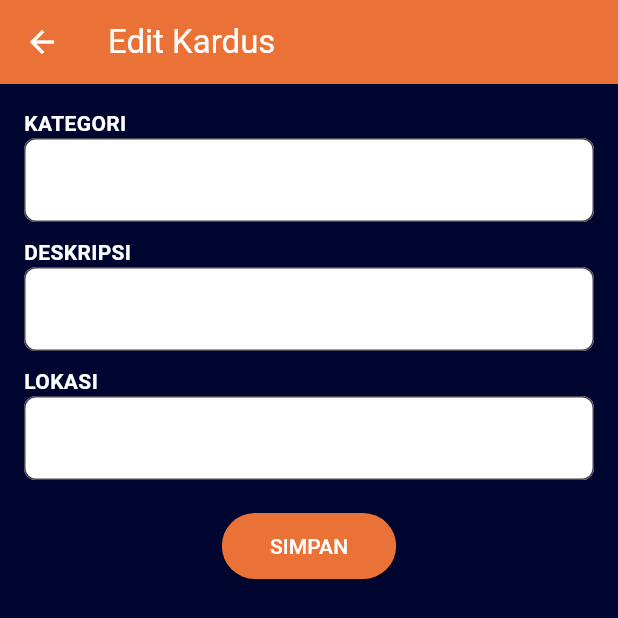
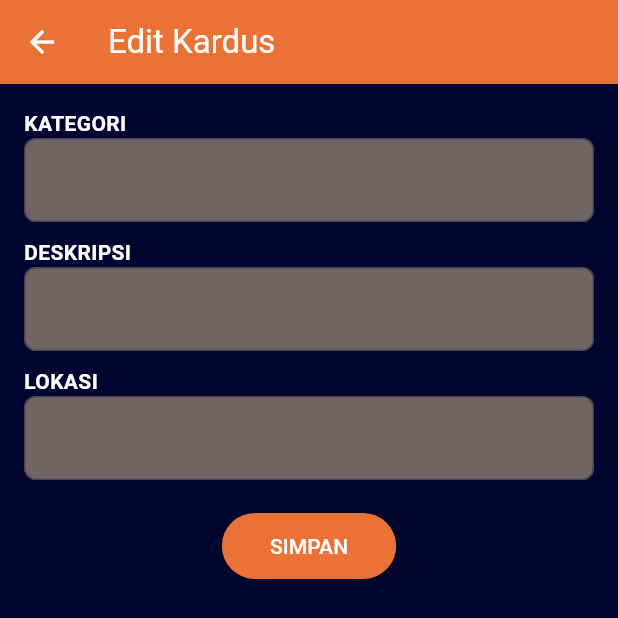
Before and after one commit to NauvalNabil/myinventory_si_23_a2, a Flutter app: the EditKardus screen opened directly with empty values, on a phone screen of 412 x 824 dp. Shown: the top 618 px of the screen. Run offline on Flutter 3.47's test engine with Material 3 defaults, Android fonts, the phone set to English and light mode, and no system bars; our stand-ins replace cached_network_image, get, image_picker, shared_preferences, supabase_flutter; accounts and stored records are empty.

Commit message:
mengganti wrna

```diff
--- a/lib/edit.dart
+++ b/lib/edit.dart
@@ -55,7 +55,7 @@ class _EditKardusState extends State<EditKardus> {
       style: TextStyle(color: const Color.fromARGB(255, 0, 0, 0)),
       decoration: InputDecoration(
         filled: true,
-        fillColor: const Color.fromARGB(255, 255, 255, 255),
+        fillColor: const Color.fromARGB(255, 111, 101, 101),
         border: OutlineInputBorder(borderRadius: BorderRadius.circular(8)),
         hintStyle: TextStyle(color: Colors.white54),
       ),
```
